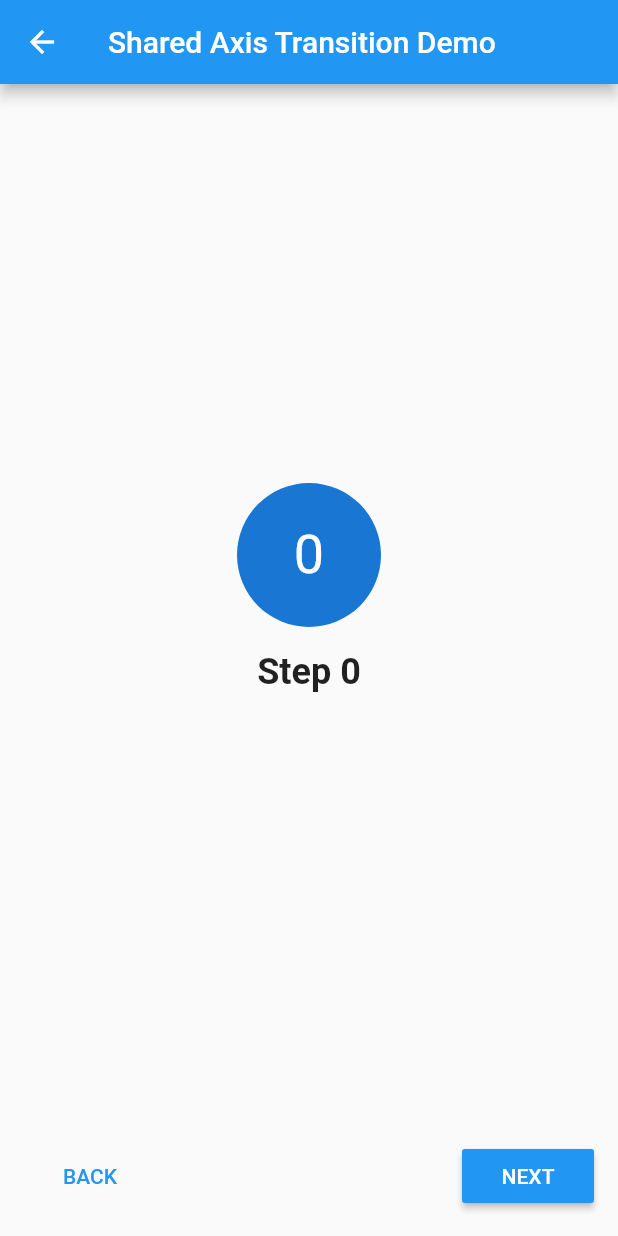
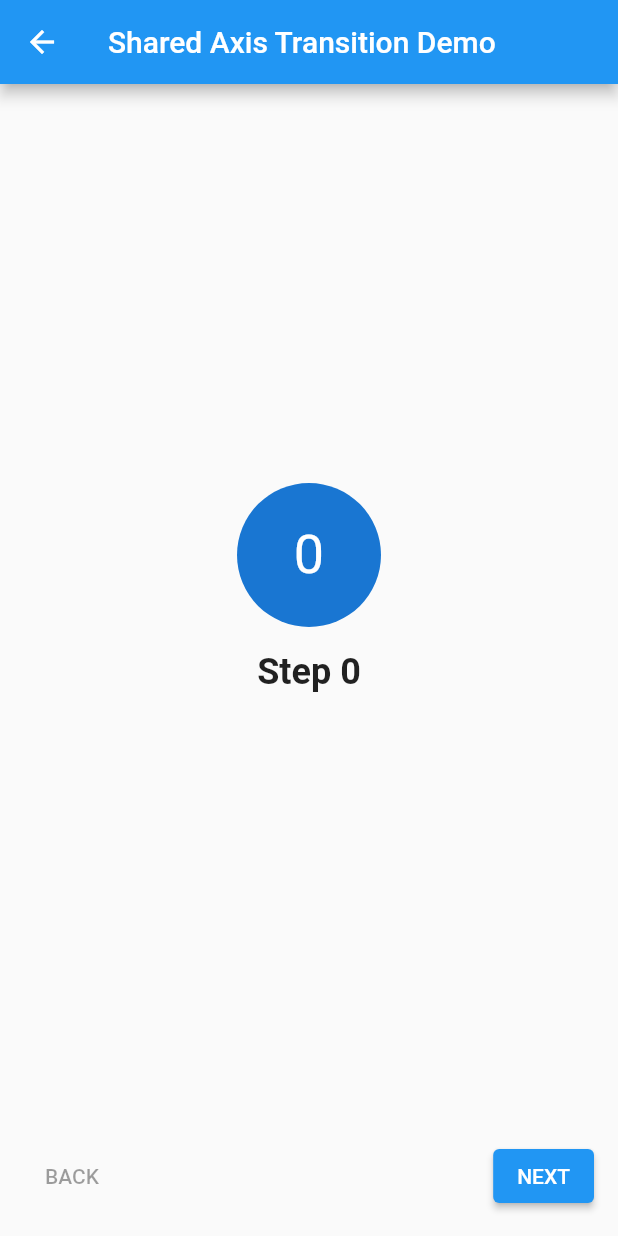
Before and after one commit to udos86/flutter-material-motion, a Flutter app: the screen it shows after launch, after a tap on "Shared Axis Transition", on a phone screen of 412 x 824 dp. Run offline on Flutter 3.47's test engine with Material 2 defaults, Android fonts, the phone set to English and light mode, and no system bars.

Commit message:
migrates to null safety and latest versions

```diff
--- a/lib/container_transform.dart
+++ b/lib/container_transform.dart
@@ -4,6 +4,10 @@ import 'package:animations/animations.dart';
 import 'package:flutter/material.dart';
 
 class ContainerTransformScreen extends StatelessWidget {
+  const ContainerTransformScreen({
+    Key? key,
+  }) : super(key: key);
+
   @override
   Widget build(BuildContext context) {
     return Scaffold(
@@ -12,7 +16,7 @@ class ContainerTransformScreen extends StatelessWidget {
       ),
       body: ListView.separated(
         itemCount: 25,
-        separatorBuilder: (BuildContext context, int index) => Divider(
+        separatorBuilder: (BuildContext context, int index) => const Divider(
           height: 1,
         ),
         itemBuilder: (context, index) {
--- a/lib/main.dart
+++ b/lib/main.dart
@@ -4,14 +4,20 @@ import 'package:flutter_material_motion/fade_scale_transition.dart';
 import 'package:flutter_material_motion/implicit_animation.dart';
 import 'package:flutter_material_motion/shared_axis_transition.dart';
 import 'package:flutter_material_motion/slivers.dart';
+
 import 'container_transform.dart';
 import 'fade_through_transition.dart';
+import 'routing.dart';
 
 void main() {
-  runApp(App());
+  runApp(const App());
 }
 
 class App extends StatelessWidget {
+  const App({
+    Key? key,
+  }) : super(key: key);
+
   @override
   Widget build(BuildContext context) {
     return MaterialApp(
@@ -22,9 +28,9 @@ class App extends StatelessWidget {
       ),
       initialRoute: '/',
       routes: {
-        '/': (context) => MainScreen(),
+        '/': (context) => const MainScreen(),
         ...routes.fold({}, (map, route) {
-          map.putIfAbsent(route['path'], () => route['builder']);
+          map.putIfAbsent(route.path, () => route.builder);
           return map;
         }),
       },
@@ -33,6 +39,10 @@ class App extends StatelessWidget {
 }
 
 class MainScreen extends StatelessWidget {
+  const MainScreen({
+    Key? key,
+  }) : super(key: key);
+
   @override
   Widget build(BuildContext context) {
     return Scaffold(
@@ -45,10 +55,10 @@ class MainScreen extends StatelessWidget {
             Column(
               children: [
                 ListTile(
-                  title: Text(route['title']),
-                  onTap: () => Navigator.pushNamed(context, route['path']),
+                  title: Text(route.title),
+                  onTap: () => Navigator.pushNamed(context, route.path),
                 ),
-                Divider(
+                const Divider(
                   thickness: 1.0,
                   height: 1.0,
                 ),
@@ -61,39 +71,39 @@ class MainScreen extends StatelessWidget {
 }
 
 final routes = [
-  {
-    'path': '/implicit-animations',
-    'title': 'Implicit Animations',
-    'builder': (context) => ImplicitAnimationScreen(),
-  },
-  {
-    'path': '/explicit-animations',
-    'title': 'Explicit Animations',
-    'builder': (context) => ExplicitAnimationScreen(),
-  },
-  {
-    'path': '/container-transform',
-    'title': 'Container Transform',
-    'builder': (context) => ContainerTransformScreen(),
-  },
-  {
-    'path': '/shared-axis-transition',
-    'title': 'Shared Axis Transition',
-    'builder': (context) => SharedAxisTransitionScreen(),
-  },
-  {
-    'path': '/fade-scale-transition',
-    'title': 'Fade Scale Transition',
-    'builder': (context) => FadeScaleTransitionScreen(),
-  },
-  {
-    'path': '/fade-through-transition',
-    'title': 'Fade Through Transition',
-    'builder': (context) => FadeThroughTransitionScreen(),
-  },
-  {
-    'path': '/slivers',
-    'title': 'Slivers',
-    'builder': (context) => SliversScreen(),
-  },
+  AppRoute(
+    path: '/implicit-animations',
+    title: 'Implicit Animations',
+    builder: (context) => const ImplicitAnimationScreen(),
+  ),
+  AppRoute(
+    path: '/explicit-animations',
+    title: 'Explicit Animations',
+    builder: (context) => const ExplicitAnimationScreen(),
+  ),
+  AppRoute(
+    path: '/container-transform',
+    title: 'Container Transform',
+    builder: (context) => const ContainerTransformScreen(),
+  ),
+  AppRoute(
+    path: '/shared-axis-transition',
+    title: 'Shared Axis Transition',
+    builder: (context) => const SharedAxisTransitionScreen(),
+  ),
+  AppRoute(
+    path: '/fade-scale-transition',
+    title: 'Fade Scale Transition',
+    builder: (context) => const FadeScaleTransitionScreen(),
+  ),
+  AppRoute(
+    path: '/fade-through-transition',
+    title: 'Fade Through Transition',
+    builder: (context) => const FadeThroughTransitionScreen(),
+  ),
+  AppRoute(
+    path: '/slivers',
+    title: 'Slivers',
+    builder: (context) => const SliversScreen(),
+  ),
 ];
--- a/lib/shared_axis_transition.dart
+++ b/lib/shared_axis_transition.dart
@@ -2,6 +2,10 @@ import 'package:animations/animations.dart';
 import 'package:flutter/material.dart';
 
 class SharedAxisTransitionScreen extends StatefulWidget {
+  const SharedAxisTransitionScreen({
+    Key? key,
+  }) : super(key: key);
+
   @override
   _SharedAxisTransitionScreenState createState() =>
       _SharedAxisTransitionScreenState();
@@ -14,6 +18,8 @@ class _SharedAxisTransitionScreenState
 
   @override
   Widget build(BuildContext context) {
+    final colorScheme = Theme.of(context).colorScheme;
+
     return Scaffold(
       appBar: AppBar(
         title: const Text('Shared Axis Transition Demo'),
@@ -47,15 +53,19 @@ class _SharedAxisTransitionScreenState
             child: Row(
               mainAxisAlignment: MainAxisAlignment.spaceBetween,
               children: <Widget>[
-                FlatButton(
+                TextButton(
+                  style: TextButton.styleFrom(
+                    primary: colorScheme.primary,
+                  ),
                   onPressed: _step > 0 ? _stepDown : null,
-                  textColor: Theme.of(context).colorScheme.primary,
                   child: const Text('BACK'),
                 ),
-                RaisedButton(
+                ElevatedButton(
+                  style: ElevatedButton.styleFrom(
+                    primary: colorScheme.primary,
+                    onPrimary: colorScheme.onPrimary,
+                  ),
                   onPressed: _stepUp,
-                  color: Theme.of(context).colorScheme.primary,
-                  textColor: Theme.of(context).colorScheme.onPrimary,
                   child: const Text('NEXT'),
                 ),
               ],
@@ -82,38 +92,35 @@ class _SharedAxisTransitionScreenState
 }
 
 class StepWidget extends StatelessWidget {
-  StepWidget({
-    Key key,
-    @required this.index,
+  const StepWidget({
+    Key? key,
+    required this.index,
   }) : super(key: key);
 
   final int index;
 
   @override
   Widget build(BuildContext context) {
-    return Container(
-      child: Column(
+    return Column(
       mainAxisAlignment: MainAxisAlignment.center,
       children: [
-          Container(
-            child: CircleAvatar(
+        CircleAvatar(
           radius: 48.0,
           child: Text(
             '$index',
-                style: TextStyle(
+            style: const TextStyle(
               fontSize: 36.0,
             ),
           ),
         ),
-          ),
         Padding(
-            padding: EdgeInsets.symmetric(
+          padding: const EdgeInsets.symmetric(
             vertical: 16.0,
           ),
           child: Center(
             child: Text(
               'Step $index',
-                style: TextStyle(
+              style: const TextStyle(
                 fontWeight: FontWeight.bold,
                 fontSize: 24.0,
               ),
@@ -121,7 +128,6 @@ class StepWidget extends StatelessWidget {
           ),
         ),
       ],
-      ),
     );
   }
 }
```
Also changed, not shown: analysis_options.yaml (added, +29 -0 lines), lib/explicit_animation.dart (+9 -5 lines), lib/fade_scale_transition.dart (+12 -7 lines), lib/fade_through_transition.dart (+5 -5 lines), lib/implicit_animation.dart (+7 -3 lines), lib/routing.dart (added, +16 -0 lines), lib/slivers.dart (+17 -10 lines), pubspec.yaml (+4 -3 lines), pubspec.lock, 1 other file. Lines whose indentation alone changed are shown as unchanged.
